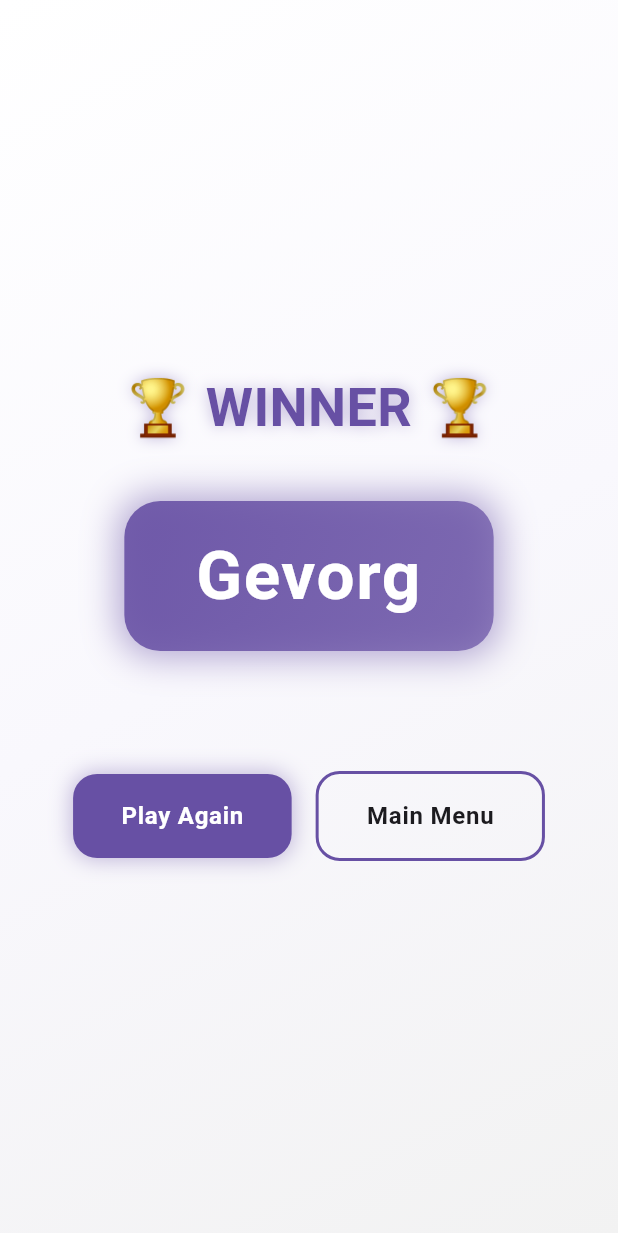
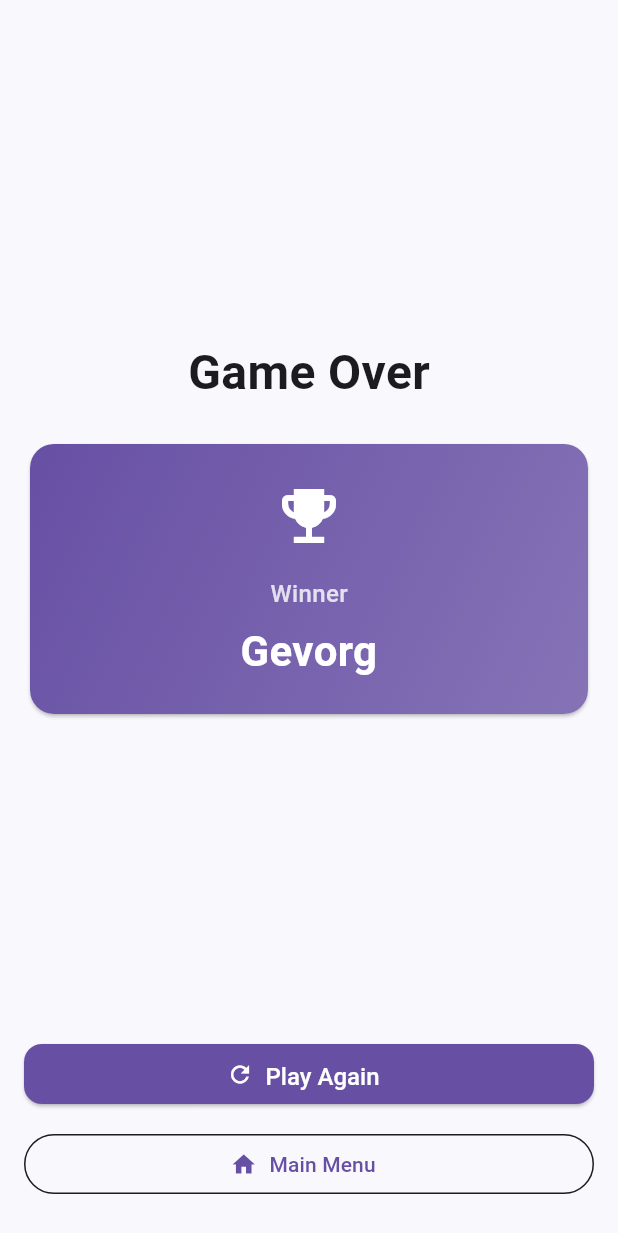
Before and after one commit to GevTonoyan/boardify, a Flutter app: the GameSummaryScreen screen opened by its route, on a phone screen of 412 x 824 dp. Shown: the top 1233 px of the screen. Run offline on Flutter 3.47's test engine with Material 3 defaults, Android fonts, the phone set to English and light mode, and no system bars; our stand-ins replace cloud_firestore, equatable, firebase_core, flutter_bloc, flutter_svg, get_it and 4 more; accounts and stored records are empty.

Commit message:
Game Summary screen

```diff
--- a/lib/core/localizations/l10n/app_am.arb
+++ b/lib/core/localizations/l10n/app_am.arb
@@ -48,6 +48,10 @@
   "roundOverview_confirmExit_title": "Դուրս գալ խաղից՞",
   "roundOverview_confirmExit_message": "Եթե փակեք այս էջը, խաղի ողջ ընթացքը կկորչի։ Վստա՞հ եք, որ ցանկանում եք դուրս գալ։",
   "countdown_go": "Գնացինք!",
+  "summary_gameOver": "Խաղը ավարտված է",
+  "summary_winner": "Հաղթող",
+  "summary_playAgain": "Կրկին խաղալ",
+  "summary_mainMenu": "Գլխավոր մենյու",
   "general________________________________________________": "general----------------------------------------------------------------------",
   "general_startGame": "Սկսել խաղը",
   "general_checkInternet": "Ստուգեք ձեր ինտերնետային կապը",
--- a/lib/core/localizations/l10n/app_en.arb
+++ b/lib/core/localizations/l10n/app_en.arb
@@ -48,6 +48,10 @@
   "roundOverview_confirmExit_title": "Exit Game?",
   "roundOverview_confirmExit_message": "If you close this screen, all game progress will be lost. Are you sure you want to exit?",
   "countdown_go": "Go!",
+  "summary_gameOver": "Game Over",
+  "summary_winner": "Winner",
+  "summary_playAgain": "Play Again",
+  "summary_mainMenu": "Main Menu",
   "general________________________________________________": "general----------------------------------------------------------------------",
   "general_startGame": "Start Game",
   "general_checkInternet": "Check your internet connection",
--- a/lib/core/localizations/l10n/app_localizations.dart
+++ b/lib/core/localizations/l10n/app_localizations.dart
@@ -388,6 +388,30 @@ abstract class AppLocalizations {
   /// **'Go!'**
   String get countdown_go;
 
+  /// No description provided for @summary_gameOver.
+  ///
+  /// In en, this message translates to:
+  /// **'Game Over'**
+  String get summary_gameOver;
+
+  /// No description provided for @summary_winner.
+  ///
+  /// In en, this message translates to:
+  /// **'Winner'**
+  String get summary_winner;
+
+  /// No description provided for @summary_playAgain.
+  ///
+  /// In en, this message translates to:
+  /// **'Play Again'**
+  String get summary_playAgain;
+
+  /// No description provided for @summary_mainMenu.
+  ///
+  /// In en, this message translates to:
+  /// **'Main Menu'**
+  String get summary_mainMenu;
+
   /// No description provided for @general________________________________________________.
   ///
   /// In en, this message translates to:
--- a/lib/core/localizations/l10n/app_localizations_am.dart
+++ b/lib/core/localizations/l10n/app_localizations_am.dart
@@ -177,6 +177,18 @@ class AppLocalizationsAm extends AppLocalizations {
   String get countdown_go => 'Գնացինք!';
 
   @override
+  String get summary_gameOver => 'Խաղը ավարտված է';
+
+  @override
+  String get summary_winner => 'Հաղթող';
+
+  @override
+  String get summary_playAgain => 'Կրկին խաղալ';
+
+  @override
+  String get summary_mainMenu => 'Գլխավոր մենյու';
+
+  @override
   String get general________________________________________________ =>
       'general----------------------------------------------------------------------';
 
--- a/lib/core/localizations/l10n/app_localizations_en.dart
+++ b/lib/core/localizations/l10n/app_localizations_en.dart
@@ -174,6 +174,18 @@ class AppLocalizationsEn extends AppLocalizations {
   String get countdown_go => 'Go!';
 
   @override
+  String get summary_gameOver => 'Game Over';
+
+  @override
+  String get summary_winner => 'Winner';
+
+  @override
+  String get summary_playAgain => 'Play Again';
+
+  @override
+  String get summary_mainMenu => 'Main Menu';
+
+  @override
   String get general________________________________________________ =>
       'general----------------------------------------------------------------------';
 
--- a/lib/core/localizations/l10n/app_localizations_ru.dart
+++ b/lib/core/localizations/l10n/app_localizations_ru.dart
@@ -174,6 +174,18 @@ class AppLocalizationsRu extends AppLocalizations {
   String get countdown_go => 'Вперёд!';
 
   @override
+  String get summary_gameOver => 'Игра окончена';
+
+  @override
+  String get summary_winner => 'Победитель';
+
+  @override
+  String get summary_playAgain => 'Играть снова';
+
+  @override
+  String get summary_mainMenu => 'Главное меню';
+
+  @override
   String get general________________________________________________ =>
       'general----------------------------------------------------------------------';
 
--- a/lib/core/localizations/l10n/app_ru.arb
+++ b/lib/core/localizations/l10n/app_ru.arb
@@ -48,6 +48,10 @@
   "roundOverview_confirmExit_title": "Выйти из игры?",
   "roundOverview_confirmExit_message": "Если вы закроете этот экран, весь прогресс игры будет потерян. Вы уверены, что хотите выйти?",
   "countdown_go": "Вперёд!",
+  "summary_gameOver": "Игра окончена",
+  "summary_winner": "Победитель",
+  "summary_playAgain": "Играть снова",
+  "summary_mainMenu": "Главное меню",
   "general________________________________________________": "general----------------------------------------------------------------------",
   "general_startGame": "Начать игру",
   "general_checkInternet": "Проверьте ваше интернет-соединение",
--- a/lib/features/game_session/domain/entities/game_session_entity.dart
+++ b/lib/features/game_session/domain/entities/game_session_entity.dart
@@ -72,7 +72,7 @@ class GameSessionEntity {
 
 extension GameSessionEntityX on GameSessionEntity {
   /// Returns the index of the winning team, or `null` if the game must continue
-  int?   getWinningTeamIndex() {
+  int? getWinningTeamIndex() {
     // 1️⃣ Teams that reached or exceeded pointsToWin
     final qualifiedTeams =
         teamStates
--- a/lib/features/game_session/presentation/bloc/game_session_bloc/game_session_bloc.dart
+++ b/lib/features/game_session/presentation/bloc/game_session_bloc/game_session_bloc.dart
@@ -34,7 +34,8 @@ class GameSessionBloc extends Bloc<GameSessionEvent, GameSessionState> {
       false => (currentTeamIndex + 1, gameState.currentRoundIndex),
     };
 
-    final winnerTeamIndex = gameState.getWinningTeamIndex();
+    final winnerTeamIndex =
+        allTeamsPlayedRound ? gameState.getWinningTeamIndex() : null;
 
     emit(
       GameSessionState(
--- a/lib/features/game_session/presentation/ui/game_summary_screen.dart
+++ b/lib/features/game_session/presentation/ui/game_summary_screen.dart
@@ -1,5 +1,7 @@
 import 'package:boardify/core/extensions/context_extension.dart';
+import 'package:boardify/features/pre_game/presentation/ui/pre_game_screen.dart';
 import 'package:flutter/material.dart';
+import 'package:go_router/go_router.dart';
 
 class GameSummaryScreen extends StatelessWidget {
   const GameSummaryScreen({required this.winningTeamName, super.key});
@@ -10,160 +12,100 @@ class GameSummaryScreen extends StatelessWidget {
   @override
   Widget build(BuildContext context) {
     final colors = context.appTheme.colors;
-    final textStyles = context.appTheme.typography;
+    final typography = context.appTheme.typography;
 
     return Scaffold(
-      backgroundColor: colors.background,
-      body: Container(
+      body: SafeArea(
+        child: Padding(
+          padding: const EdgeInsets.fromLTRB(16, 16, 16, 24),
+          child: Column(
+            children: [
+              Expanded(
+                child: Column(
+                  mainAxisAlignment: MainAxisAlignment.center,
+                  children: [
+                    Text(
+                      context.l10n.summary_gameOver,
+                      style: typography.headlineLarge.copyWith(
+                        color: colors.onBackground,
+                        fontWeight: FontWeight.bold,
+                      ),
+                    ),
+                    const SizedBox(height: 24),
+
+                    Card(
+                      shape: RoundedRectangleBorder(
+                        borderRadius: BorderRadius.circular(16),
+                      ),
+                      clipBehavior: Clip.antiAlias,
+                      child: Container(
                         width: double.infinity,
-        height: double.infinity,
+                        padding: const EdgeInsets.all(24),
                         decoration: BoxDecoration(
                           gradient: LinearGradient(
-            colors: [colors.surface, colors.background, colors.surfaceVariant],
+                            colors: [
+                              colors.primary,
+                              colors.primary.withValues(alpha: 0.8),
+                            ],
                             begin: Alignment.topLeft,
                             end: Alignment.bottomRight,
                           ),
                         ),
-        child: SafeArea(
-          child: Center(
                         child: Column(
-              mainAxisAlignment: MainAxisAlignment.center,
                           children: [
-                /// 🏆 Winner Title
+                            Icon(
+                              Icons.emoji_events,
+                              size: 48,
+                              color: colors.onPrimary,
+                            ),
+                            const SizedBox(height: 16),
                             Text(
-                  '🏆 WINNER 🏆',
-                  textAlign: TextAlign.center,
-                  style: textStyles.displaySmall.copyWith(
-                    color: colors.primary,
-                    shadows: [
-                      Shadow(
-                        color: colors.primary.withOpacity(0.4),
-                        blurRadius: 12,
-                      ),
-                    ],
+                              context.l10n.summary_winner,
+                              style: typography.titleMedium.copyWith(
+                                color: colors.onPrimary.withValues(alpha: 0.8),
+                                fontWeight: FontWeight.w500,
                               ),
                             ),
-                const SizedBox(height: 40),
-
-                /// 🌟 Winning Team Name
-                Container(
-                  padding: const EdgeInsets.symmetric(
-                    vertical: 24,
-                    horizontal: 48,
-                  ),
-                  decoration: BoxDecoration(
-                    gradient: LinearGradient(
-                      colors: [
-                        colors.primary.withOpacity(0.9),
-                        colors.primary.withOpacity(0.7),
-                      ],
-                      begin: Alignment.topLeft,
-                      end: Alignment.bottomRight,
-                    ),
-                    borderRadius: BorderRadius.circular(24),
-                    boxShadow: [
-                      BoxShadow(
-                        color: colors.primary.withOpacity(0.5),
-                        blurRadius: 20,
-                        spreadRadius: 4,
-                      ),
-                    ],
-                  ),
-                  child: Text(
+                            const SizedBox(height: 8),
+                            Text(
                               winningTeamName,
                               textAlign: TextAlign.center,
-                    style: textStyles.displayMedium.copyWith(
+                              style: typography.headlineMedium.copyWith(
                                 color: colors.onPrimary,
                                 fontWeight: FontWeight.bold,
-                      letterSpacing: 1,
-                    ),
-                  ),
-                ),
-                const SizedBox(height: 80),
-
-                /// 🕹️ Action Buttons
-                Padding(
-                  padding: const EdgeInsets.symmetric(horizontal: 24),
-                  child: Row(
-                    mainAxisAlignment: MainAxisAlignment.center,
-                    children: [
-                      _GameButton(
-                        label: 'Play Again',
-                        onTap: () => Navigator.of(context).pop('playAgain'),
-                        color: colors.primary,
-                        textColor: colors.onPrimary,
-                      ),
-                      const SizedBox(width: 16),
-                      _GameButton(
-                        label: 'Main Menu',
-                        onTap: () => Navigator.of(context).pop('menu'),
-                        color: colors.surface,
-                        textColor: colors.onSurface,
-                        outlined: true,
-                        outlineColor: colors.primary,
-                      ),
-                    ],
                               ),
                             ),
                           ],
                         ),
                       ),
                     ),
+                  ],
                 ),
-    );
-  }
-}
+              ),
 
-class _GameButton extends StatelessWidget {
-  const _GameButton({
-    required this.label,
-    required this.onTap,
-    required this.color,
-    required this.textColor,
-    this.outlined = false,
-    this.outlineColor,
-  });
-
-  final String label;
-  final VoidCallback onTap;
-  final Color color;
-  final Color textColor;
-  final bool outlined;
-  final Color? outlineColor;
-
-  @override
-  Widget build(BuildContext context) {
-    final textStyles = context.appTheme.typography;
-
-    return GestureDetector(
-      onTap: onTap,
-      child: AnimatedContainer(
-        duration: const Duration(milliseconds: 200),
-        padding: const EdgeInsets.symmetric(vertical: 16, horizontal: 32),
-        decoration: BoxDecoration(
-          color: outlined ? Colors.transparent : color,
-          borderRadius: BorderRadius.circular(16),
-          border:
-              outlined
-                  ? Border.all(color: outlineColor ?? color, width: 2)
-                  : null,
-          boxShadow:
-              outlined
-                  ? []
-                  : [
-                    BoxShadow(
-                      color: color.withOpacity(0.4),
-                      blurRadius: 12,
-                      spreadRadius: 1,
+              // Action buttons
+              Column(
+                children: [
+                  SizedBox(
+                    width: double.infinity,
+                    child: ElevatedButton.icon(
+                      onPressed: () => context.goNamed(PreGameScreen.routePath),
+                      icon: const Icon(Icons.refresh),
+                      label: Text(context.l10n.summary_playAgain),
+                    ),
+                  ),
+                  const SizedBox(height: 12),
+                  SizedBox(
+                    width: double.infinity,
+                    child: OutlinedButton.icon(
+                      onPressed: () => context.pop(),
+                      icon: const Icon(Icons.home),
+                      label: Text(context.l10n.summary_mainMenu),
+                    ),
                   ),
                 ],
               ),
-        child: Text(
-          label,
-          style: textStyles.titleMedium.copyWith(
-            color: textColor,
-            fontWeight: FontWeight.w600,
-            letterSpacing: 0.5,
+            ],
           ),
         ),
       ),
--- a/lib/features/home/presentation/ui/home_screen.dart
+++ b/lib/features/home/presentation/ui/home_screen.dart
@@ -2,6 +2,7 @@ import 'package:boardify/alias_constants.dart';
 import 'package:boardify/core/extensions/context_extension.dart';
 import 'package:boardify/core/extensions/state_extension.dart';
 import 'package:boardify/core/router/app_router.dart';
+import 'package:boardify/features/game_session/presentation/ui/game_summary_screen.dart';
 import 'package:boardify/features/home/presentation/bloc/home_bloc.dart';
 import 'package:boardify/features/pre_game/presentation/ui/pre_game_screen.dart';
 import 'package:boardify/features/settings/presentation/ui/settings_screen.dart';
@@ -57,7 +58,9 @@ class _HomeScreenState extends State<HomeScreen> {
                       IconButton(
                         icon: const Icon(Icons.info_outline),
                         color: colors.onBackground,
-                        onPressed: () => context.goNamed(RouteNames.info),
+                        //onPressed: () => context.goNamed(RouteNames.info),
+                        onPressed:
+                            () => context.goNamed(GameSummaryScreen.routePath),
                       ),
                     ],
                   ),
```
Lines whose indentation alone changed are shown as unchanged.
